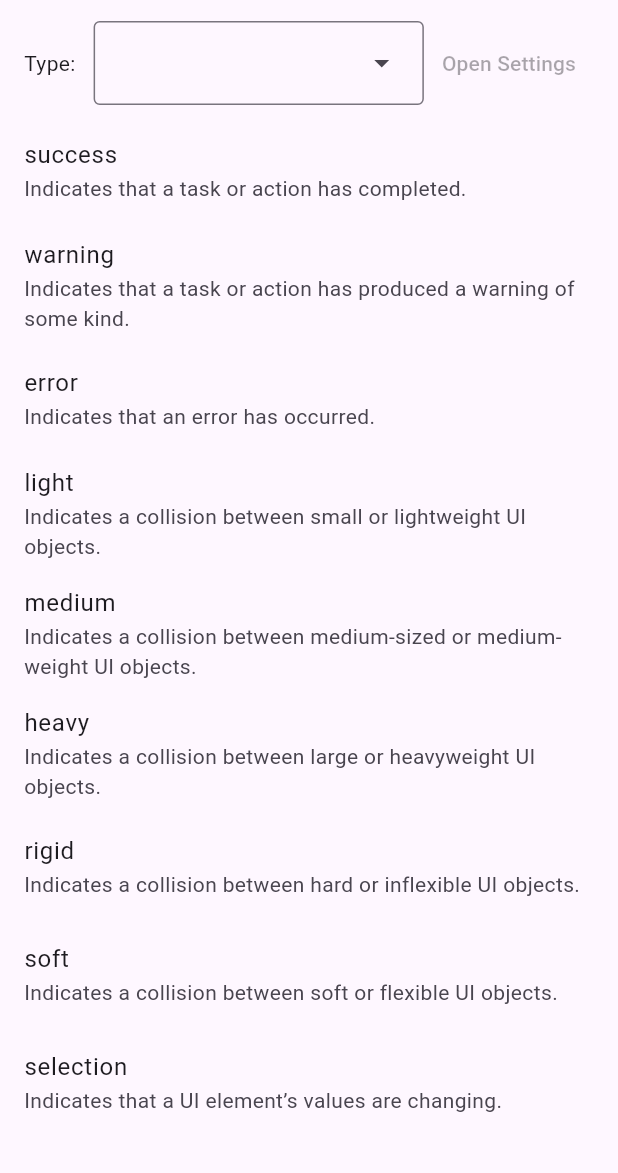
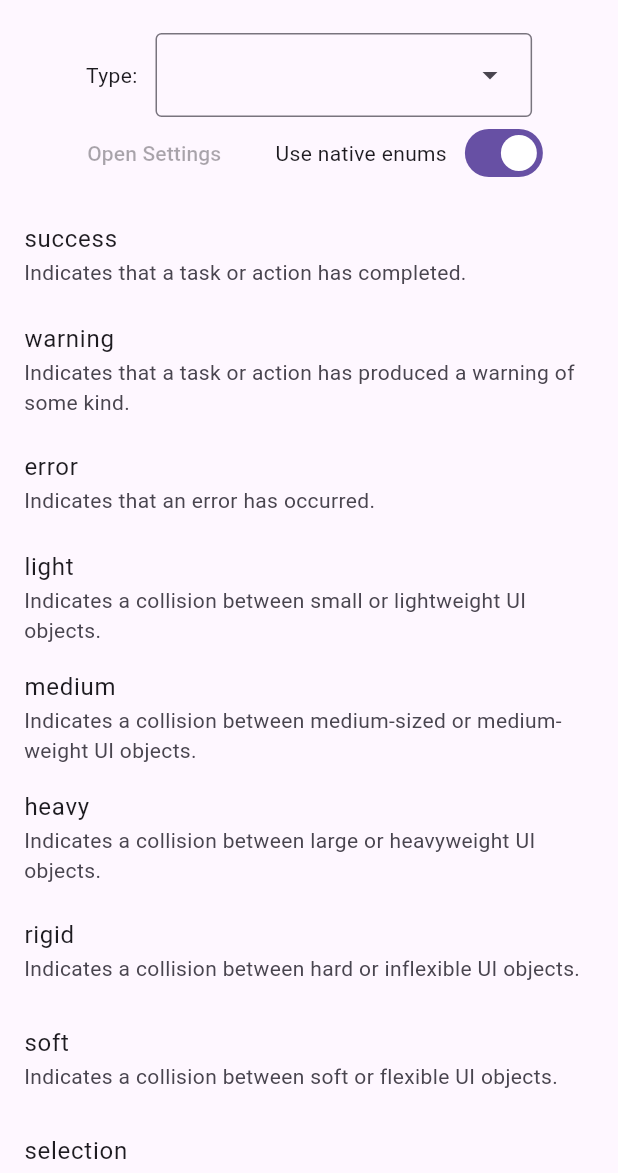
Before and after one commit to nohli/haptic_feedback, a Flutter app: the screen it shows after launch, on a phone screen of 412 x 824 dp, the part 63-1236 px from its top. Run offline on Flutter 3.47's test engine with Material 3 defaults, Android fonts, the phone set to English and light mode, and no system bars; our stand-ins replace plugin_platform_interface; missing offline and left inert: open_settings_plus.

Commit message:
Add button for native enums to example app

```diff
--- a/example/lib/main.dart
+++ b/example/lib/main.dart
@@ -35,6 +35,7 @@ class _HapticsList extends StatefulWidget {
 
 class _HapticsListState extends State<_HapticsList> {
   HapticsUsage? _selectedUsage;
+  bool _useNativeHaptics = true;
 
   @override
   Widget build(BuildContext context) {
@@ -43,29 +44,42 @@ class _HapticsListState extends State<_HapticsList> {
 
     return ListView(
       children: [
-        if (isAndroid)
+        if (isAndroid) ...[
+          const SizedBox(height: 8),
           Padding(
-            padding: const EdgeInsets.symmetric(horizontal: 16) +
-                const EdgeInsets.only(bottom: 8),
+            padding: const EdgeInsets.symmetric(horizontal: 16),
             child: Row(
+              mainAxisAlignment: MainAxisAlignment.center,
               children: [
                 Text('Type:'),
                 const SizedBox(width: 12),
-                Expanded(
-                  child: DropdownMenu(
+                DropdownMenu(
                   onSelected: (hapticsUsage) => _selectedUsage = hapticsUsage,
                   dropdownMenuEntries: HapticsUsage.values.map((type) {
                     return DropdownMenuEntry(value: type, label: type.name);
                   }).toList(),
                 ),
+              ],
             ),
+          ),
+          Row(
+            mainAxisAlignment: MainAxisAlignment.center,
+            children: [
               TextButton(
                 onPressed: OpenSettingsPlusAndroid().sound,
                 child: Text('Open Settings'),
               ),
+              const SizedBox(width: 24),
+              const Text('Use native enums'),
+              const SizedBox(width: 8),
+              Switch.adaptive(
+                value: _useNativeHaptics,
+                onChanged: (value) => setState(() => _useNativeHaptics = value),
+              )
             ],
           ),
-          ),
+          const SizedBox(height: 8),
+        ],
         for (final type in HapticsType.values)
           ListTile(
             title: Text(type.name),
@@ -89,7 +103,8 @@ class _HapticsListState extends State<_HapticsList> {
 
               // Vibrate only if device is capable of haptic feedback
               if (!can) return;
-              await Haptics.vibrate(type, usage: _selectedUsage);
+              await Haptics.vibrate(type,
+                  usage: _selectedUsage, useNativeHaptics: _useNativeHaptics);
             },
           ),
       ],
```
Lines whose indentation alone changed are shown as unchanged.
